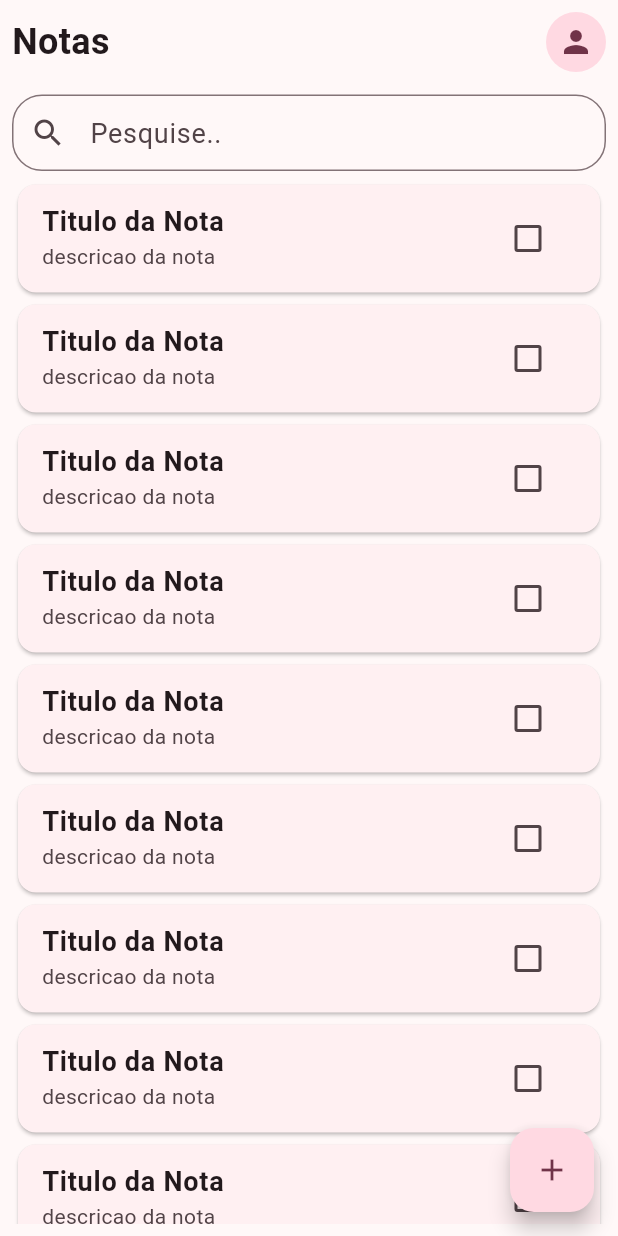
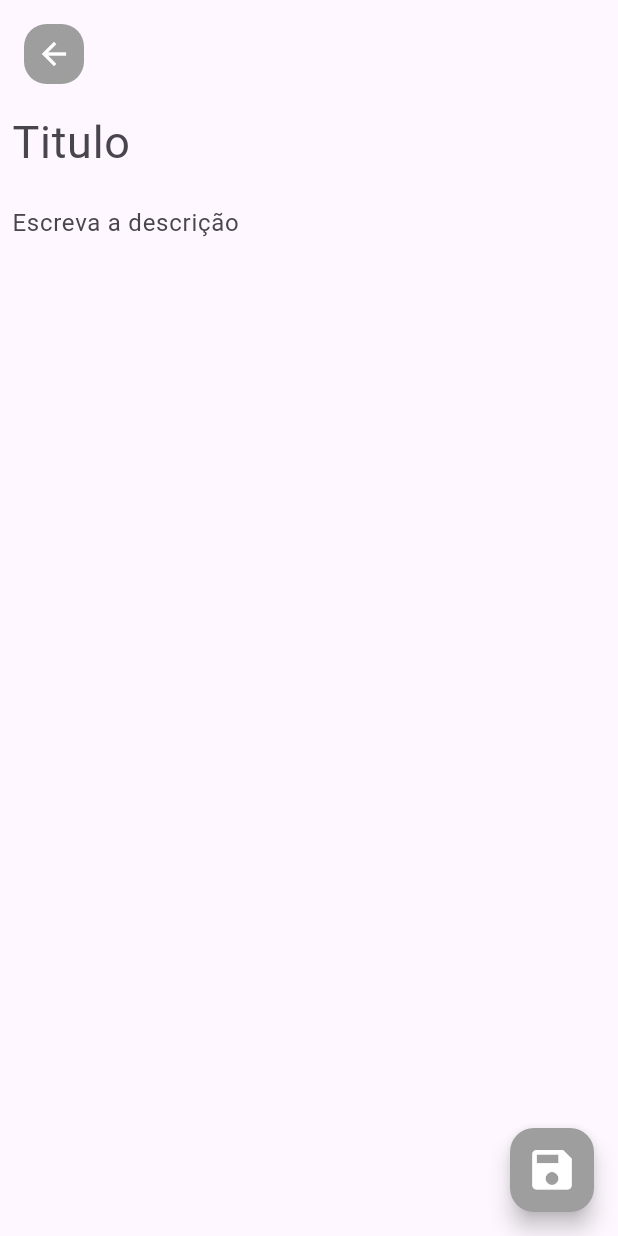
Before and after one commit to marinoricardo/notes_app, a Flutter app: the screen it shows after launch, after a tap on the "add" icon, on a phone screen of 412 x 824 dp. Run offline on Flutter 3.47's test engine with Material 2 defaults, Android fonts, the phone set to English and light mode, and no system bars.

Commit message:
feat: form note

```diff
--- a/lib/main.dart
+++ b/lib/main.dart
@@ -15,7 +15,7 @@ class MyApp extends StatelessWidget {
       title: 'Notes App',
       debugShowCheckedModeBanner: false,
       theme: ThemeData(
-        colorScheme: ColorScheme.fromSeed(seedColor: Colors.black),
+        // colorScheme: ColorScheme.fromSeed(seedColor: Colors.black),
         useMaterial3: true,
       ),
       home: const Home(),
--- a/lib/views/home.dart
+++ b/lib/views/home.dart
@@ -1,6 +1,7 @@
 // ignore_for_file: prefer_const_literals_to_create_immutables, prefer_const_constructors
 
 import 'package:flutter/material.dart';
+import 'package:notes_app/views/note/form.dart';
 
 class Home extends StatelessWidget {
   const Home({Key? key}) : super(key: key);
@@ -19,12 +20,16 @@ class Home extends StatelessWidget {
                   Text(
                     'Notas',
                     style: TextStyle(
-                      fontSize: 24,
+                      fontSize: 28,
                       fontWeight: FontWeight.bold,
                     ),
                   ),
                   CircleAvatar(
-                    child: Icon(Icons.person),
+                    backgroundColor: Colors.grey,
+                    child: Icon(
+                      Icons.person,
+                      color: Colors.white,
+                    ),
                   )
                 ],
               ),
@@ -61,13 +66,14 @@ class Home extends StatelessWidget {
                           'Titulo da Nota',
                           style: TextStyle(
                             fontSize: 18,
+                            color: Colors.black,
+                            height: 1.5,
                             fontWeight: FontWeight.bold,
                           ),
                         ),
                         subtitle: Text('descricao da nota'),
-                        trailing: Checkbox(
-                          value: false,
-                          onChanged: (value) {},
+                        trailing: Icon(
+                          Icons.delete,
                         ),
                       ),
                     );
@@ -79,9 +85,20 @@ class Home extends StatelessWidget {
         ),
       ),
       floatingActionButton: FloatingActionButton(
-        onPressed: () {},
+        backgroundColor: Colors.grey,
+        onPressed: () {
+          Navigator.of(context).push(
+            MaterialPageRoute(
+              builder: (context) {
+                return NoteForm();
+              },
+            ),
+          );
+        },
         child: Icon(
           Icons.add,
+          size: 35,
+          color: Colors.white,
         ),
       ),
     );
--- /dev/null
+++ b/lib/views/note/form.dart
@@ -0,0 +1,75 @@
+// ignore_for_file: prefer_const_constructors
+
+import 'package:flutter/material.dart';
+
+class NoteForm extends StatelessWidget {
+  const NoteForm({super.key});
+
+  @override
+  Widget build(BuildContext context) {
+    return Scaffold(
+      body: SafeArea(
+        child: Padding(
+          padding: const EdgeInsets.all(8.0),
+          child: Column(
+            crossAxisAlignment: CrossAxisAlignment.start,
+            children: [
+              Row(
+                children: [
+                  IconButton(
+                    onPressed: () {
+                      Navigator.pop(context);
+                    },
+                    icon: Container(
+                      width: 40,
+                      height: 40,
+                      decoration: BoxDecoration(
+                          color: Colors.grey,
+                          borderRadius: BorderRadius.circular(15)),
+                      child: Icon(
+                        Icons.arrow_back,
+                        color: Colors.white,
+                      ),
+                    ),
+                  ),
+                ],
+              ),
+              Expanded(
+                child: ListView(
+                  children: [
+                    TextFormField(
+                      style: TextStyle(
+                        fontSize: 30,
+                      ),
+                      decoration: InputDecoration(
+                          hintText: 'Titulo',
+                          border: InputBorder.none,
+                          hintStyle: TextStyle(
+                            fontSize: 30,
+                          )),
+                    ),
+                    TextFormField(
+                      decoration: InputDecoration(
+                        hintText: 'Escreva a descrição',
+                        border: InputBorder.none,
+                      ),
+                    ),
+                  ],
+                ),
+              )
+            ],
+          ),
+        ),
+      ),
+      floatingActionButton: FloatingActionButton(
+        backgroundColor: Colors.grey,
+        onPressed: () {},
+        child: Icon(
+          Icons.save,
+          color: Colors.white,
+          size: 35,
+        ),
+      ),
+    );
+  }
+}
```
